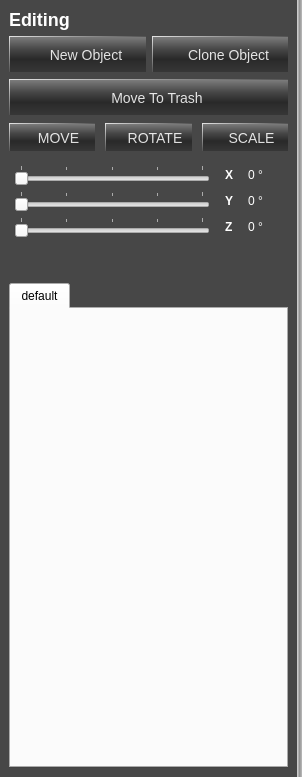
realXtend/tundra, file WorldBuildingModule/ui/ObjectManipulationsWidget.ui: the form before one commit.
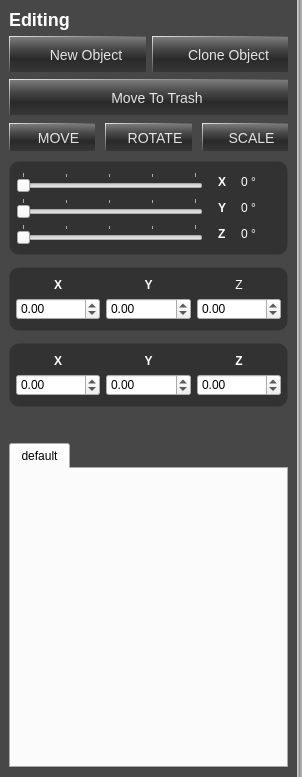
The form after the commit. Icons and pictures are not drawn.

Commit message: Building: both side panels can be now hidden off to sides with slide animation (arrows at the bottom to toggle). Scale and Pos now have spinbox ui for manual setting.

```diff
--- a/WorldBuildingModule/ui/ObjectManipulationsWidget.ui
+++ b/WorldBuildingModule/ui/ObjectManipulationsWidget.ui
@@ -47,15 +47,19 @@
 	font-weight:bold;
 }
 
-QLabel#label_rotate_z_title, #label_rotate_x_title, #label_rotate_y_title {
+QLabel#label_rotate_z_title, #label_rotate_x_title, #label_rotate_y_title, 	#label_spin_pos_x, #label_spin_pos_y, #label_spin_pos_z, 	#label_spin_scale_x, #label_spin_scale_y, #label_scale_pos_z {
 	font-weight: bold;
 }
 
-QFrame#rotate_frame {
+QFrame#rotate_frame, #scale_frame, #pos_frame {
+	background-color: rgba(0,0,0,75);
+	border: 1px solid transparent;
 	border-radius: 10px;
-	padding-left: 5px;
+	padding-left: 6px;
+	padding-right: 6px;
 	padding-top: 10px;
 	padding-bottom: 10px;
+	margin-top: 6px;
 }
 
 QPushButton {
@@ -352,10 +356,7 @@
            <item>
             <widget class="QFrame" name="rotate_frame">
              <property name="frameShape">
-              <enum>QFrame::StyledPanel</enum>
-             </property>
-             <property name="frameShadow">
-              <enum>QFrame::Raised</enum>
+              <enum>QFrame::NoFrame</enum>
              </property>
              <layout class="QVBoxLayout" name="verticalLayout_4">
               <property name="margin">
@@ -550,6 +551,216 @@
              </layout>
             </widget>
            </item>
+           <item>
+            <widget class="QFrame" name="scale_frame">
+             <property name="frameShape">
+              <enum>QFrame::NoFrame</enum>
+             </property>
+             <layout class="QVBoxLayout" name="verticalLayout_5">
+              <property name="margin">
+               <number>0</number>
+              </property>
+              <item>
+               <layout class="QHBoxLayout" name="horizontalLayout_7">
+                <item>
+                 <widget class="QLabel" name="label_spin_scale_x">
+                  <property name="font">
+                   <font>
+                    <pointsize>-1</pointsize>
+                    <weight>75</weight>
+                    <italic>false</italic>
+                    <bold>true</bold>
+                   </font>
+                  </property>
+                  <property name="text">
+                   <string>X</string>
+                  </property>
+                  <property name="alignment">
+                   <set>Qt::AlignCenter</set>
+                  </property>
+                 </widget>
+                </item>
+                <item>
+                 <widget class="QLabel" name="label_spin_scale_y">
+                  <property name="font">
+                   <font>
+                    <pointsize>-1</pointsize>
+                    <weight>75</weight>
+                    <italic>false</italic>
+                    <bold>true</bold>
+                   </font>
+                  </property>
+                  <property name="text">
+                   <string>Y</string>
+                  </property>
+                  <property name="alignment">
+                   <set>Qt::AlignCenter</set>
+                  </property>
+                 </widget>
+                </item>
+                <item>
+                 <widget class="QLabel" name="label_spin_scale_z">
+                  <property name="text">
+                   <string>Z</string>
+                  </property>
+                  <property name="alignment">
+                   <set>Qt::AlignCenter</set>
+                  </property>
+                 </widget>
+                </item>
+               </layout>
+              </item>
+              <item>
+               <layout class="QHBoxLayout" name="horizontalLayout_3">
+                <item>
+                 <widget class="QDoubleSpinBox" name="doubleSpinBox_scale_x">
+                  <property name="minimum">
+                   <double>-1000.000000000000000</double>
+                  </property>
+                  <property name="maximum">
+                   <double>1000.000000000000000</double>
+                  </property>
+                  <property name="singleStep">
+                   <double>0.250000000000000</double>
+                  </property>
+                 </widget>
+                </item>
+                <item>
+                 <widget class="QDoubleSpinBox" name="doubleSpinBox_scale_y">
+                  <property name="minimum">
+                   <double>-1000.000000000000000</double>
+                  </property>
+                  <property name="maximum">
+                   <double>1000.000000000000000</double>
+                  </property>
+                  <property name="singleStep">
+                   <double>0.250000000000000</double>
+                  </property>
+                 </widget>
+                </item>
+                <item>
+                 <widget class="QDoubleSpinBox" name="doubleSpinBox_scale_z">
+                  <property name="minimum">
+                   <double>-1000.000000000000000</double>
+                  </property>
+                  <property name="maximum">
+                   <double>1000.000000000000000</double>
+                  </property>
+                  <property name="singleStep">
+                   <double>0.250000000000000</double>
+                  </property>
+                 </widget>
+                </item>
+               </layout>
+              </item>
+             </layout>
+            </widget>
+           </item>
+           <item>
+            <widget class="QFrame" name="pos_frame">
+             <property name="frameShape">
+              <enum>QFrame::NoFrame</enum>
+             </property>
+             <layout class="QVBoxLayout" name="verticalLayout_6">
+              <property name="margin">
+               <number>0</number>
+              </property>
+              <item>
+               <layout class="QHBoxLayout" name="horizontalLayout_8">
+                <item>
+                 <widget class="QLabel" name="label_spin_pos_x">
+                  <property name="font">
+                   <font>
+                    <pointsize>-1</pointsize>
+                    <weight>75</weight>
+                    <italic>false</italic>
+                    <bold>true</bold>
+                   </font>
+                  </property>
+                  <property name="text">
+                   <string>X</string>
+                  </property>
+                  <property name="alignment">
+                   <set>Qt::AlignCenter</set>
+                  </property>
+                 </widget>
+                </item>
+                <item>
+                 <widget class="QLabel" name="label_spin_pos_y">
+                  <property name="font">
+                   <font>
+                    <pointsize>-1</pointsize>
+                    <weight>75</weight>
+                    <italic>false</italic>
+                    <bold>true</bold>
+                   </font>
+                  </property>
+                  <property name="text">
+                   <string>Y</string>
+                  </property>
+                  <property name="alignment">
+                   <set>Qt::AlignCenter</set>
+                  </property>
+                 </widget>
+                </item>
+                <item>
+                 <widget class="QLabel" name="label_spin_pos_z">
+                  <property name="text">
+                   <string>Z</string>
+                  </property>
+                  <property name="alignment">
+                   <set>Qt::AlignCenter</set>
+                  </property>
+                 </widget>
+                </item>
+               </layout>
+              </item>
+              <item>
+               <layout class="QHBoxLayout" name="horizontalLayout_9">
+                <item>
+                 <widget class="QDoubleSpinBox" name="doubleSpinBox_pos_x">
+                  <property name="minimum">
+                   <double>-1000.000000000000000</double>
+                  </property>
+                  <property name="maximum">
+                   <double>1000.000000000000000</double>
+                  </property>
+                  <property name="singleStep">
+                   <double>0.250000000000000</double>
+                  </property>
+                 </widget>
+                </item>
+                <item>
+                 <widget class="QDoubleSpinBox" name="doubleSpinBox_pos_y">
+                  <property name="minimum">
+                   <double>-1000.000000000000000</double>
+                  </property>
+                  <property name="maximum">
+                   <double>1000.000000000000000</double>
+                  </property>
+                  <property name="singleStep">
+                   <double>0.250000000000000</double>
+                  </property>
+                 </widget>
+                </item>
+                <item>
+                 <widget class="QDoubleSpinBox" name="doubleSpinBox_pos_z">
+                  <property name="minimum">
+                   <double>-1000.000000000000000</double>
+                  </property>
+                  <property name="maximum">
+                   <double>1000.000000000000000</double>
+                  </property>
+                  <property name="singleStep">
+                   <double>0.250000000000000</double>
+                  </property>
+                 </widget>
+                </item>
+               </layout>
+              </item>
+             </layout>
+            </widget>
+           </item>
            <item>
             <spacer name="verticalSpacer">
              <property name="orientation">
```
The commit also changes 15 other files.
